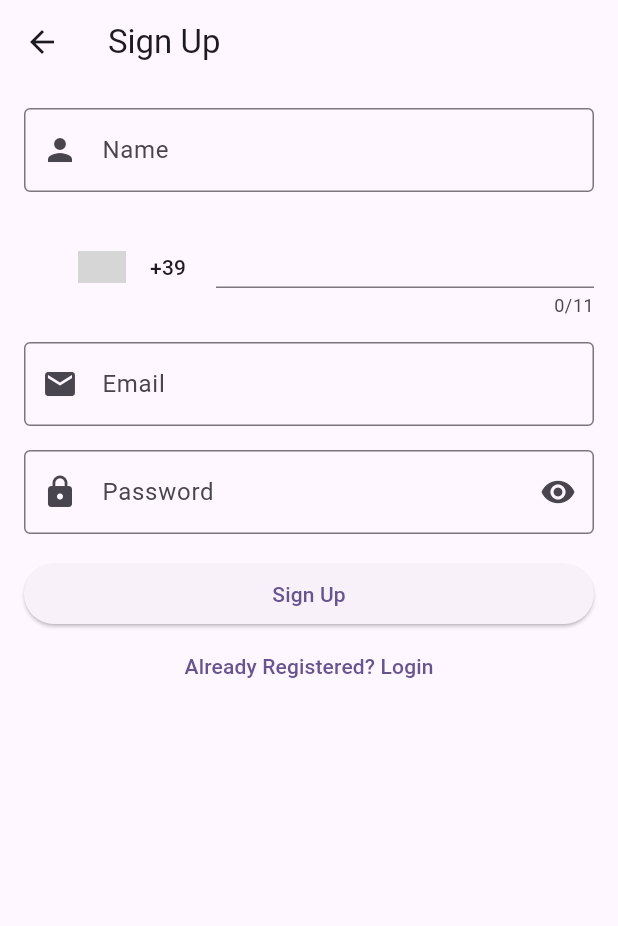
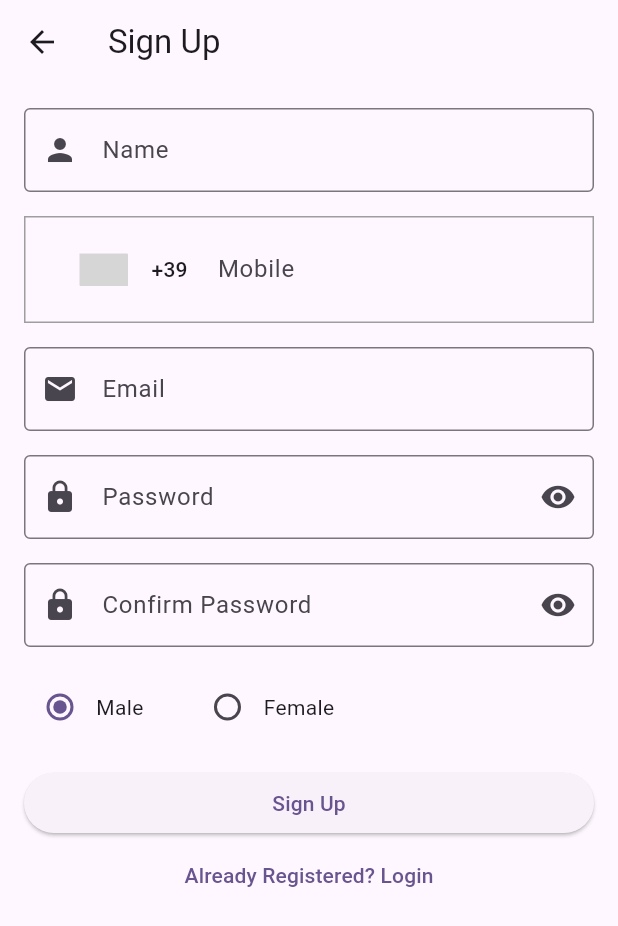
Before and after one commit to abidroid/sbbwu_firebase, a Flutter app: the SignUpScreen screen opened directly, on a phone screen of 412 x 824 dp. Shown: the top 926 px of the screen. Run offline on Flutter 3.47's test engine with Material 3 defaults, Android fonts, the phone set to English and light mode, and no system bars; drawn by our look-alikes of country_code_picker; our stand-ins replace gap; grey boxes are pictures that could not be loaded.

Commit message:
sign up screen done

```diff
--- a/lib/screens/sign_up_screen.dart
+++ b/lib/screens/sign_up_screen.dart
@@ -1,4 +1,3 @@
-
 import 'package:country_code_picker/country_code_picker.dart';
 import 'package:flutter/cupertino.dart';
 import 'package:flutter/material.dart';
@@ -12,7 +11,6 @@ class SignUpScreen extends StatefulWidget {
 }
 
 class _SignUpScreenState extends State<SignUpScreen> {
-
   TextEditingController emailC = TextEditingController();
   TextEditingController passC = TextEditingController();
   TextEditingController nameC = TextEditingController();
@@ -21,13 +19,15 @@ class _SignUpScreenState extends State<SignUpScreen> {
 
   bool obscureText = true;
 
+  String genderValue = 'Male';
+
   @override
   Widget build(BuildContext context) {
     return Scaffold(
       appBar: AppBar(
         title: const Text('Sign Up'),
       ),
-      body:  Padding(
+      body: Padding(
         padding: const EdgeInsets.all(16.0),
         child: ListView(
           children: [
@@ -36,21 +36,19 @@ class _SignUpScreenState extends State<SignUpScreen> {
               decoration: const InputDecoration(
                   hintText: 'Name',
                   prefixIcon: Icon(Icons.person),
-                  border: OutlineInputBorder()
+                  border: OutlineInputBorder()),
             ),
-            ),
-
             const Gap(16),
-
-
-            Row(
+            Container(
+              padding: const EdgeInsets.symmetric(vertical: 8),
+              decoration: BoxDecoration(border: Border.all(color: Colors.grey)),
+              child: Row(
                 children: [
-
                   const CountryCodePicker(
                     onChanged: print,
                     // Initial selection and favorite can be one of code ('IT') OR dial_code('+39')
                     initialSelection: 'IT',
-                  favorite: ['+39','FR'],
+                    favorite: ['+39', 'FR'],
                     // optional. Shows only country name and flag
                     showCountryOnly: false,
                     // optional. Shows only country name and flag when popup is closed.
@@ -63,51 +61,99 @@ class _SignUpScreenState extends State<SignUpScreen> {
                       keyboardType: TextInputType.number,
                       maxLength: 11,
                       controller: mobileC,
-                    // decoration: const InputDecoration(
-                    //     hintText: 'Mobile',
-                    //     prefixIcon: Icon(Icons.mobile_friendly),
-                    //     border: OutlineInputBorder()
-                    // ),
+                      decoration: const InputDecoration(
+                        hintText: 'Mobile',
+                        border: InputBorder.none,
+                        counterText: '',
+                      ),
                     ),
                   ),
                 ],
               ),
-
+            ),
             const Gap(16),
             TextField(
               controller: emailC,
               decoration: const InputDecoration(
                   hintText: 'Email',
                   prefixIcon: Icon(Icons.email),
-                  border: OutlineInputBorder()
+                  border: OutlineInputBorder()),
             ),
-            ),
-
             const Gap(16),
             TextField(
               controller: passC,
               obscureText: obscureText,
-              decoration:  InputDecoration(
+              decoration: InputDecoration(
                   hintText: 'Password',
                   prefixIcon: const Icon(Icons.lock),
-                  suffixIcon: IconButton(onPressed: (){
+                  suffixIcon: IconButton(
+                      onPressed: () {
                         setState(() {
                           obscureText = !obscureText;
                         });
-
-                  }, icon: Icon( obscureText ?  Icons.visibility : Icons.visibility_off)),
-                  border: const OutlineInputBorder()
+                      },
+                      icon: Icon(obscureText
+                          ? Icons.visibility
+                          : Icons.visibility_off)),
+                  border: const OutlineInputBorder()),
             ),
+            const Gap(16),
+            TextField(
+              controller: confirmPassC,
+              obscureText: obscureText,
+              decoration: InputDecoration(
+                  hintText: 'Confirm Password',
+                  prefixIcon: const Icon(Icons.lock),
+                  suffixIcon: IconButton(
+                      onPressed: () {
+                        setState(() {
+                          obscureText = !obscureText;
+                        });
+                      },
+                      icon: Icon(obscureText
+                          ? Icons.visibility
+                          : Icons.visibility_off)),
+                  border: const OutlineInputBorder()),
             ),
-
             const Gap(16),
-            ElevatedButton(onPressed: (){}, child: const Text('Sign Up')),
-
-
-            TextButton(onPressed: (){
+            Row(
+              children: [
+                Row(
+                  children: [
+                    Radio(
+                        value: 'Male',
+                        groupValue: genderValue,
+                        onChanged: (String? text) {
+                          setState(() {
+                            genderValue = text!;
+                          });
+                        }),
+                    const Text('Male'),
+                  ],
+                ),
+                const Gap(32),
+                Row(
+                  children: [
+                    Radio(
+                        value: 'Female',
+                        groupValue: genderValue,
+                        onChanged: (String? text) {
+                          setState(() {
+                            genderValue = text!;
+                          });
+                        }),
+                    const Text('Female'),
+                  ],
+                ),
+              ],
+            ),
+            const Gap(16),
+            ElevatedButton(onPressed: () {}, child: const Text('Sign Up')),
+            TextButton(
+                onPressed: () {
                   Navigator.pop(context);
-
-            }, child: const Text('Already Registered? Login'))
+                },
+                child: const Text('Already Registered? Login'))
           ],
         ),
       ),
```
Lines whose indentation alone changed are shown as unchanged.
